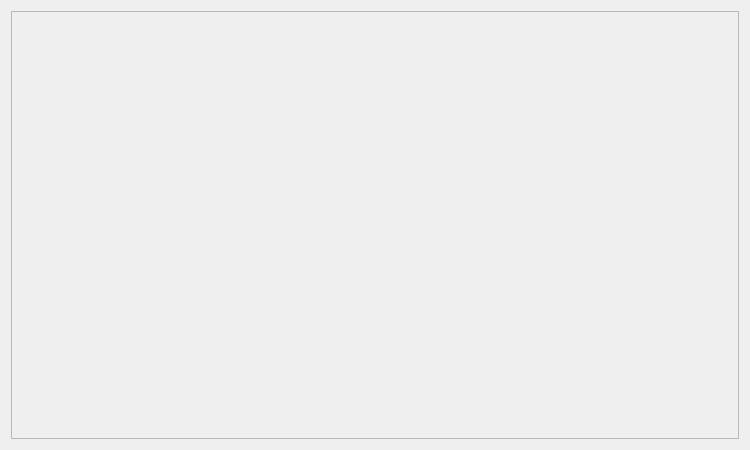
Qt form Presentacion/Prueba_CamposV.ui (paascorb/TFG) before a commit.
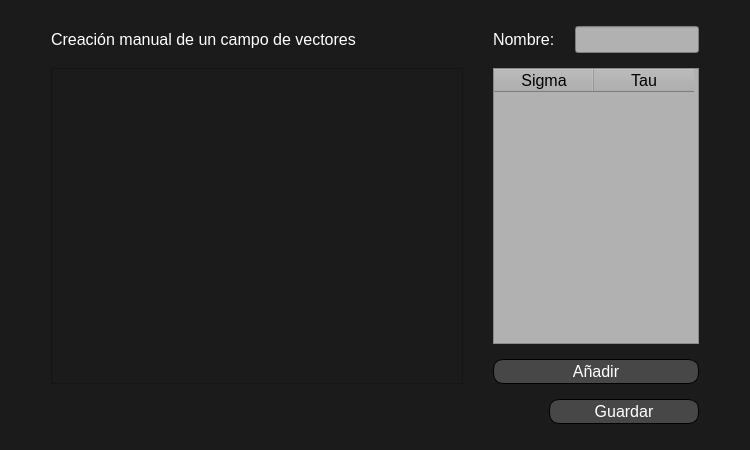
The same form after that commit. Icons and pictures are not drawn.

Commit message: Terminando interfaz interactiva con campos de vectores y otros galimatías.

```diff
--- a/Presentacion/Prueba_CamposV.ui
+++ b/Presentacion/Prueba_CamposV.ui
@@ -13,10 +13,195 @@
   <property name="windowTitle">
    <string>Form</string>
   </property>
-  <layout class="QHBoxLayout" name="horizontalLayout_2">
+  <property name="styleSheet">
+   <string notr="true">QWidget{
+background-image: url(:/images/fondo.png);
+background-color: rgb(27, 27, 27);
+color: rgb(255, 255, 255);
+}
+</string>
+  </property>
+  <layout class="QHBoxLayout" name="horizontalLayout_2" stretch="0">
    <item>
-    <layout class="QGridLayout" name="gridLayout">
+    <layout class="QGridLayout" name="gridLayout" columnstretch="2,1">
+     <property name="leftMargin">
+      <number>40</number>
+     </property>
+     <property name="topMargin">
+      <number>15</number>
+     </property>
+     <property name="rightMargin">
+      <number>40</number>
+     </property>
+     <property name="bottomMargin">
+      <number>15</number>
+     </property>
+     <property name="horizontalSpacing">
+      <number>30</number>
+     </property>
+     <property name="verticalSpacing">
+      <number>15</number>
+     </property>
      <item row="0" column="0">
+      <widget class="QLabel" name="label_3">
+       <property name="font">
+        <font>
+         <pointsize>12</pointsize>
+        </font>
+       </property>
+       <property name="text">
+        <string>Creación manual de un campo de vectores</string>
+       </property>
+      </widget>
+     </item>
+     <item row="1" column="1">
+      <widget class="QTableWidget" name="tablePairs">
+       <property name="maximumSize">
+        <size>
+         <width>16777215</width>
+         <height>16777215</height>
+        </size>
+       </property>
+       <property name="styleSheet">
+        <string notr="true">color: rgb(0, 0, 0);
+background-color: rgb(177, 177, 177);</string>
+       </property>
+       <column>
+        <property name="text">
+         <string>Sigma</string>
+        </property>
+        <property name="font">
+         <font>
+          <pointsize>12</pointsize>
+         </font>
+        </property>
+       </column>
+       <column>
+        <property name="text">
+         <string>Tau</string>
+        </property>
+        <property name="font">
+         <font>
+          <pointsize>12</pointsize>
+         </font>
+        </property>
+       </column>
+      </widget>
+     </item>
+     <item row="0" column="1">
+      <layout class="QHBoxLayout" name="horizontalLayout_3">
+       <property name="spacing">
+        <number>20</number>
+       </property>
+       <item>
+        <widget class="QLabel" name="label_2">
+         <property name="font">
+          <font>
+           <pointsize>12</pointsize>
+          </font>
+         </property>
+         <property name="text">
+          <string>Nombre:</string>
+         </property>
+        </widget>
+       </item>
+       <item>
+        <widget class="QLineEdit" name="line_vf_name">
+         <property name="font">
+          <font>
+           <pointsize>12</pointsize>
+          </font>
+         </property>
+         <property name="styleSheet">
+          <string notr="true">color: rgb(0, 0, 0);
+background-color: rgb(177, 177, 177);</string>
+         </property>
+        </widget>
+       </item>
+      </layout>
+     </item>
+     <item row="3" column="1" alignment="Qt::AlignRight">
+      <widget class="QPushButton" name="pushButton_Guardar">
+       <property name="sizePolicy">
+        <sizepolicy hsizetype="Expanding" vsizetype="Expanding">
+         <horstretch>0</horstretch>
+         <verstretch>100</verstretch>
+        </sizepolicy>
+       </property>
+       <property name="minimumSize">
+        <size>
+         <width>150</width>
+         <height>25</height>
+        </size>
+       </property>
+       <property name="maximumSize">
+        <size>
+         <width>250</width>
+         <height>25</height>
+        </size>
+       </property>
+       <property name="font">
+        <font>
+         <pointsize>12</pointsize>
+        </font>
+       </property>
+       <property name="styleSheet">
+        <string notr="true">QPushButton{
+color: rgb(255, 255, 255);
+background-color: rgb(71, 71, 71);
+border: 1px solid;
+border-radius: 10px;}
+
+QPushButton:hover{
+	background-color: rgb(100, 100, 100);
+}
+
+</string>
+       </property>
+       <property name="text">
+        <string>Guardar</string>
+       </property>
+       <property name="autoDefault">
+        <bool>false</bool>
+       </property>
+       <property name="default">
+        <bool>false</bool>
+       </property>
+       <property name="flat">
+        <bool>false</bool>
+       </property>
+      </widget>
+     </item>
+     <item row="2" column="1">
+      <widget class="QPushButton" name="pushButton_Anadir">
+       <property name="minimumSize">
+        <size>
+         <width>0</width>
+         <height>25</height>
+        </size>
+       </property>
+       <property name="font">
+        <font>
+         <pointsize>12</pointsize>
+        </font>
+       </property>
+       <property name="styleSheet">
+        <string notr="true">QPushButton{
+color: rgb(255, 255, 255);
+background-color: rgb(71, 71, 71);
+border: 1px solid;
+border-radius: 10px;}
+
+QPushButton:hover{
+	background-color: rgb(100, 100, 100);
+}</string>
+       </property>
+       <property name="text">
+        <string>Añadir</string>
+       </property>
+      </widget>
+     </item>
+     <item row="1" column="0" rowspan="2">
       <widget class="QScrollArea" name="scrollArea">
        <property name="widgetResizable">
         <bool>true</bool>
@@ -26,13 +211,13 @@
          <rect>
           <x>0</x>
           <y>0</y>
-          <width>728</width>
-          <height>428</height>
+          <width>413</width>
+          <height>318</height>
          </rect>
         </property>
         <layout class="QGridLayout" name="gridLayout_2">
-         <item row="0" column="0">
-          <widget class="QLabel" name="label">
+         <item row="0" column="0" rowspan="2">
+          <widget class="QLabel" name="image">
            <property name="text">
             <string/>
            </property>
```
The commit also changes 34 other files.
